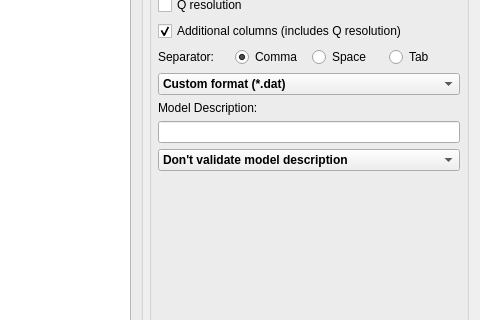
The window that qt/scientific_interfaces/ISISReflectometry/GUI/Save/SaveWidget.ui (mantidproject/mantid) describes before a commit, drawn with Qt 5; both pictures show x 508 to 988 and y 137 to 457 of the 988 by 672 pixel window.
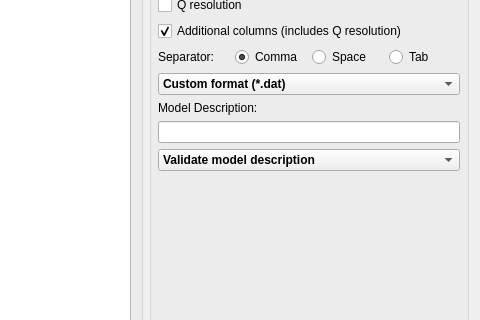
The same window after the commit.

The edit to the form file:
```diff
--- a/qt/scientific_interfaces/ISISReflectometry/GUI/Save/SaveWidget.ui
+++ b/qt/scientific_interfaces/ISISReflectometry/GUI/Save/SaveWidget.ui
@@ -370,17 +370,11 @@
             <property name="font">
             <font>
                 <weight>75</weight>
-                <bold>true</bold>
             </font>
             </property>
             <property name="styleSheet">
             <string notr="true"/>
             </property>
-            <item>
-            <property name="text">
-                <string>Don't validate model description</string>
-            </property>
-            </item>
             <item>
             <property name="text">
                 <string>Validate model description</string>
```
Left out of the diff: 5 changed lines with no effect on the pictures.
